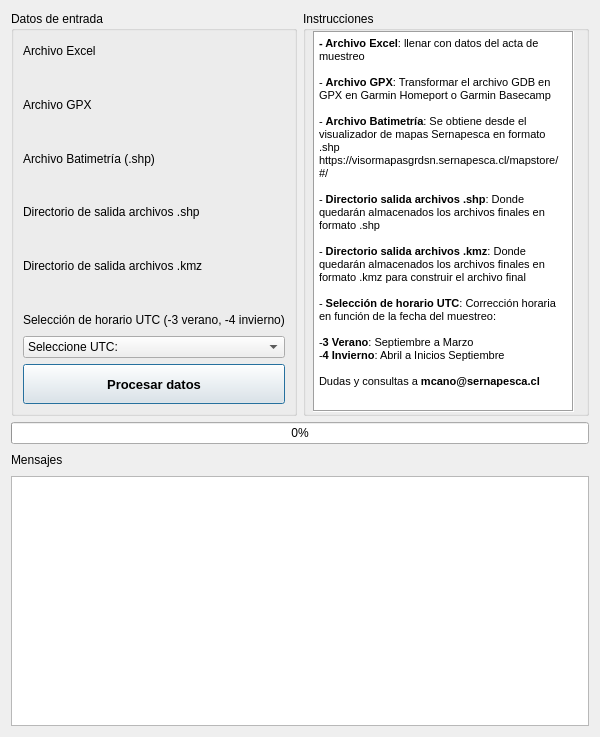
Before: the Qt Designer form analisis_infa_dialog_base.ui in Traukit0/analisis_infa, drawn with Qt 5.
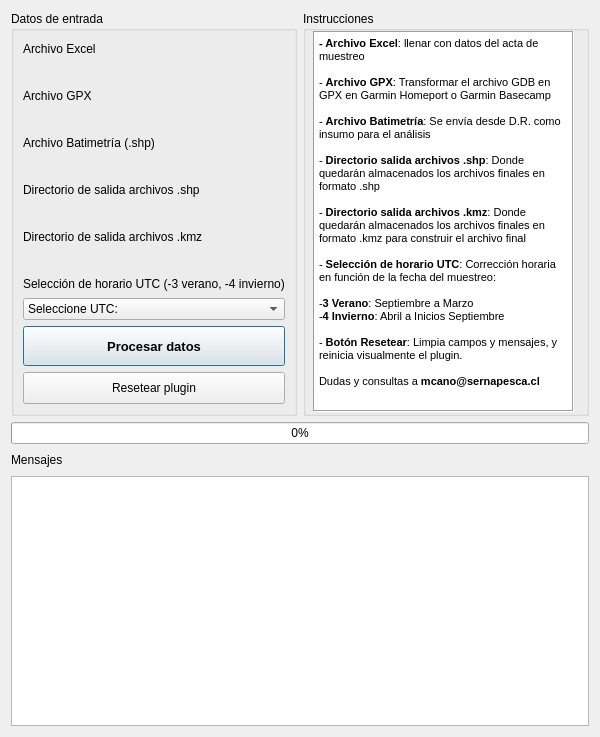
After: the same form once the commit is applied. Custom widgets are drawn as their Qt base class.

Commit message: Mejoras en la UI de usuario: permite seleccionar solamente archivos del tipo correspondiente, se añade un botón de reset al plugin y se incluye en las instrucciones

```diff
--- a/analisis_infa_dialog_base.ui
+++ b/analisis_infa_dialog_base.ui
@@ -67,8 +67,7 @@
 &lt;p style=&quot;-qt-paragraph-type:empty; margin-top:0px; margin-bottom:0px; margin-left:0px; margin-right:0px; -qt-block-indent:0; text-indent:0px; font-size:8pt;&quot;&gt;&lt;br /&gt;&lt;/p&gt;
 &lt;p style=&quot; margin-top:0px; margin-bottom:0px; margin-left:0px; margin-right:0px; -qt-block-indent:0; text-indent:0px;&quot;&gt;&lt;span style=&quot; font-size:8pt;&quot;&gt;- &lt;/span&gt;&lt;span style=&quot; font-size:8pt; font-weight:600;&quot;&gt;Archivo GPX&lt;/span&gt;&lt;span style=&quot; font-size:8pt;&quot;&gt;: Transformar el archivo GDB en GPX en Garmin Homeport o Garmin Basecamp&lt;/span&gt;&lt;/p&gt;
 &lt;p style=&quot;-qt-paragraph-type:empty; margin-top:0px; margin-bottom:0px; margin-left:0px; margin-right:0px; -qt-block-indent:0; text-indent:0px; font-size:8pt;&quot;&gt;&lt;br /&gt;&lt;/p&gt;
-&lt;p style=&quot; margin-top:0px; margin-bottom:0px; margin-left:0px; margin-right:0px; -qt-block-indent:0; text-indent:0px;&quot;&gt;&lt;span style=&quot; font-size:8pt;&quot;&gt;- &lt;/span&gt;&lt;span style=&quot; font-size:8pt; font-weight:600;&quot;&gt;Archivo Batimetría&lt;/span&gt;&lt;span style=&quot; font-size:8pt;&quot;&gt;: Se obtiene desde el visualizador de mapas Sernapesca en formato .shp&lt;/span&gt;&lt;/p&gt;
-&lt;p style=&quot; margin-top:0px; margin-bottom:0px; margin-left:0px; margin-right:0px; -qt-block-indent:0; text-indent:0px;&quot;&gt;&lt;span style=&quot; font-size:8pt;&quot;&gt;https://visormapasgrdsn.sernapesca.cl/mapstore/#/&lt;/span&gt;&lt;/p&gt;
+&lt;p style=&quot; margin-top:0px; margin-bottom:0px; margin-left:0px; margin-right:0px; -qt-block-indent:0; text-indent:0px;&quot;&gt;&lt;span style=&quot; font-size:8pt;&quot;&gt;- &lt;/span&gt;&lt;span style=&quot; font-size:8pt; font-weight:600;&quot;&gt;Archivo Batimetría&lt;/span&gt;&lt;span style=&quot; font-size:8pt;&quot;&gt;: Se envía desde D.R. como insumo para el análisis&lt;/span&gt;&lt;/p&gt;
 &lt;p style=&quot;-qt-paragraph-type:empty; margin-top:0px; margin-bottom:0px; margin-left:0px; margin-right:0px; -qt-block-indent:0; text-indent:0px; font-size:8pt;&quot;&gt;&lt;br /&gt;&lt;/p&gt;
 &lt;p style=&quot; margin-top:0px; margin-bottom:0px; margin-left:0px; margin-right:0px; -qt-block-indent:0; text-indent:0px;&quot;&gt;&lt;span style=&quot; font-size:8pt;&quot;&gt;- &lt;/span&gt;&lt;span style=&quot; font-size:8pt; font-weight:600;&quot;&gt;Directorio salida archivos .shp&lt;/span&gt;&lt;span style=&quot; font-size:8pt;&quot;&gt;: Donde quedarán almacenados los archivos finales en formato .shp&lt;/span&gt;&lt;/p&gt;
 &lt;p style=&quot;-qt-paragraph-type:empty; margin-top:0px; margin-bottom:0px; margin-left:0px; margin-right:0px; -qt-block-indent:0; text-indent:0px; font-size:8pt;&quot;&gt;&lt;br /&gt;&lt;/p&gt;
@@ -79,6 +78,8 @@
 &lt;p style=&quot; margin-top:0px; margin-bottom:0px; margin-left:0px; margin-right:0px; -qt-block-indent:0; text-indent:0px;&quot;&gt;&lt;span style=&quot; font-size:8pt;&quot;&gt;-&lt;/span&gt;&lt;span style=&quot; font-size:8pt; font-weight:600;&quot;&gt;3 Verano&lt;/span&gt;&lt;span style=&quot; font-size:8pt;&quot;&gt;: Septiembre a Marzo&lt;/span&gt;&lt;/p&gt;
 &lt;p style=&quot; margin-top:0px; margin-bottom:0px; margin-left:0px; margin-right:0px; -qt-block-indent:0; text-indent:0px;&quot;&gt;&lt;span style=&quot; font-size:8pt;&quot;&gt;-&lt;/span&gt;&lt;span style=&quot; font-size:8pt; font-weight:600;&quot;&gt;4 Invierno&lt;/span&gt;&lt;span style=&quot; font-size:8pt;&quot;&gt;: Abril a Inicios Septiembre&lt;/span&gt;&lt;/p&gt;
 &lt;p style=&quot;-qt-paragraph-type:empty; margin-top:0px; margin-bottom:0px; margin-left:0px; margin-right:0px; -qt-block-indent:0; text-indent:0px; font-size:8pt;&quot;&gt;&lt;br /&gt;&lt;/p&gt;
+&lt;p style=&quot; margin-top:0px; margin-bottom:0px; margin-left:0px; margin-right:0px; -qt-block-indent:0; text-indent:0px;&quot;&gt;&lt;span style=&quot; font-size:8pt;&quot;&gt;- &lt;/span&gt;&lt;span style=&quot; font-size:8pt; font-weight:600;&quot;&gt;Botón Resetear&lt;/span&gt;&lt;span style=&quot; font-size:8pt;&quot;&gt;: Limpia campos y mensajes, y reinicia visualmente el plugin.&lt;/span&gt;&lt;/p&gt;
+&lt;p style=&quot;-qt-paragraph-type:empty; margin-top:0px; margin-bottom:0px; margin-left:0px; margin-right:0px; -qt-block-indent:0; text-indent:0px; font-size:8pt;&quot;&gt;&lt;br /&gt;&lt;/p&gt;
 &lt;p style=&quot; margin-top:0px; margin-bottom:0px; margin-left:0px; margin-right:0px; -qt-block-indent:0; text-indent:0px;&quot;&gt;&lt;span style=&quot; font-size:8pt;&quot;&gt;Dudas y consultas a &lt;/span&gt;&lt;span style=&quot; font-size:8pt; font-weight:600;&quot;&gt;mcano@sernapesca.cl&lt;/span&gt;&lt;/p&gt;&lt;/body&gt;&lt;/html&gt;</string>
       </property>
      </widget>
@@ -230,6 +231,19 @@
       <item row="4" column="0">
        <widget class="QgsFileWidget" name="gpxFileWidget"/>
       </item>
+      <item row="17" column="0">
+       <widget class="QPushButton" name="resetButton">
+        <property name="minimumSize">
+         <size>
+          <width>0</width>
+          <height>32</height>
+         </size>
+        </property>
+        <property name="text">
+         <string>Resetear plugin</string>
+        </property>
+       </widget>
+      </item>
      </layout>
     </widget>
    </item>
```
The commit also changes 2 other files.
